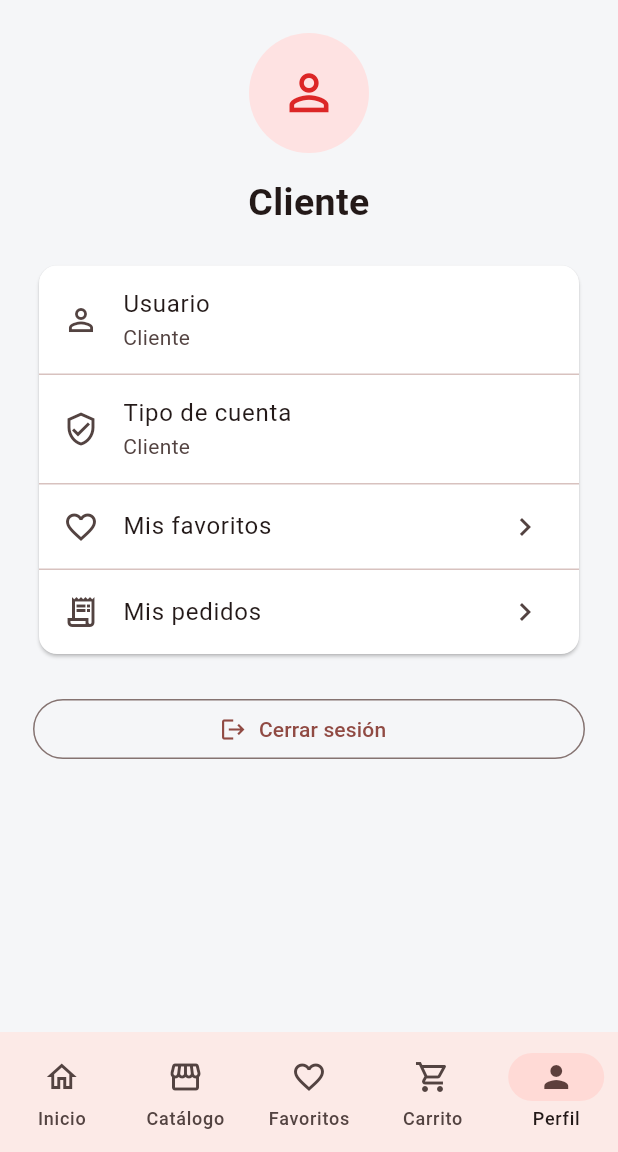
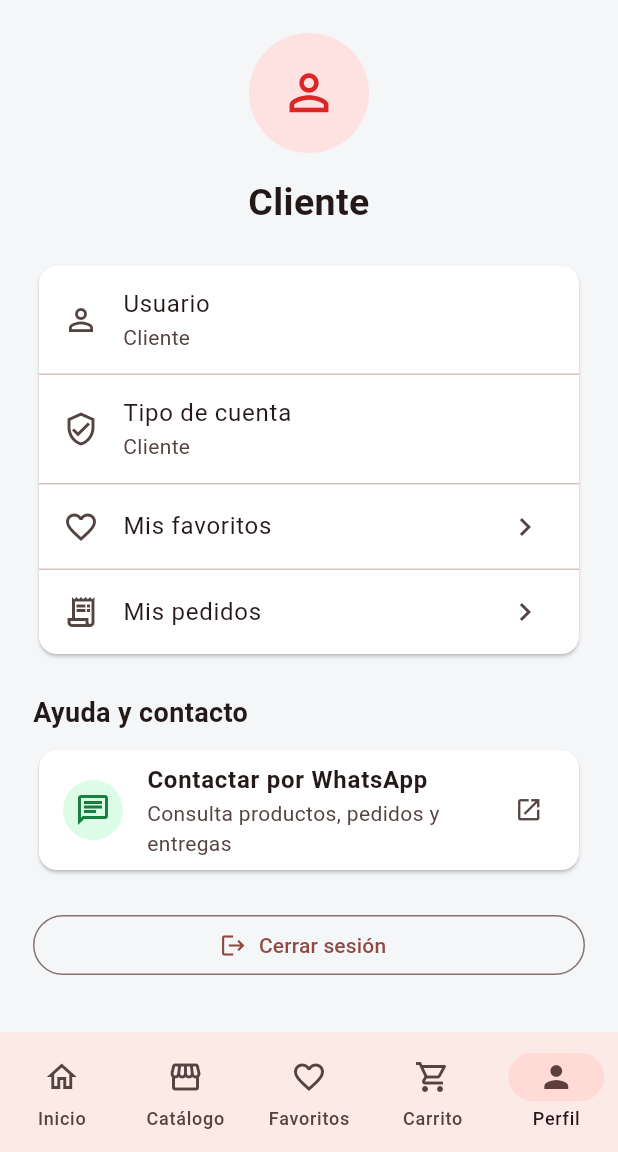
Before and after one commit to Andy751467/electrodomesticos, a Flutter app: the ClienteCatalogoPage screen opened directly with empty values, item 5 of the bottom bar chosen, on a phone screen of 412 x 824 dp, the part 84-1236 px from its top. Run offline on Flutter 3.47's test engine with Material 3 defaults, Android fonts, the phone set to English and light mode, and no system bars; our stand-ins replace shared_preferences; accounts and stored records are empty.

Commit message:
Agregar contacto de WhatsApp configurable en perfil de cliente

```diff
--- a/flutter_app/lib/registro_cuenta.dart
+++ b/flutter_app/lib/registro_cuenta.dart
@@ -3,6 +3,7 @@ import 'pedidos_page.dart';
 import 'dart:async';
 import 'package:flutter/material.dart';
 import 'package:http/http.dart' as http;
+import 'package:url_launcher/url_launcher.dart';
 
 class RegistroCuentaPage extends StatefulWidget {
   const RegistroCuentaPage({super.key, required this.baseUrl});
@@ -582,6 +583,25 @@ class _ClienteCatalogoPageState extends State<ClienteCatalogoPage> {
     ]);
   }
 
+  static const whatsappTienda = String.fromEnvironment('WHATSAPP_TIENDA');
+
+  Future<void> contactarWhatsApp() async {
+    final numero = whatsappTienda.trim();
+    if (!RegExp(r'^[1-9][0-9]{7,14}$').hasMatch(numero)) {
+      mensaje('La tienda todavía no configuró su número de WhatsApp.');
+      return;
+    }
+    final enlace = Uri.https('wa.me', '/$numero', {
+      'text': 'Hola, ElectroHogar. Quisiera realizar una consulta sobre sus productos.',
+    });
+    try {
+      final abierto = await launchUrl(enlace, mode: LaunchMode.externalApplication);
+      if (!abierto && mounted) mensaje('No se pudo abrir WhatsApp. Revisa tu conexión.');
+    } catch (_) {
+      if (mounted) mensaje('No se pudo abrir WhatsApp. Revisa tu conexión.');
+    }
+  }
+
   Widget perfil() {
     return ListView(padding: const EdgeInsets.all(22), children: [
       const CircleAvatar(radius: 40, backgroundColor: Color(0xFFFEE2E2), child: Icon(Icons.person_outline, size: 39, color: rojo)),
@@ -597,6 +617,24 @@ class _ClienteCatalogoPageState extends State<ClienteCatalogoPage> {
         const Divider(height: 1),
         ListTile(leading: const Icon(Icons.receipt_long_outlined), title: const Text('Mis pedidos'), onTap: abrirPedidos, trailing: const Icon(Icons.chevron_right)),
       ])),
+      const SizedBox(height: 22),
+      const Text('Ayuda y contacto',
+        style: TextStyle(fontSize: 18, fontWeight: FontWeight.bold)),
+      const SizedBox(height: 8),
+      Card(
+        color: Colors.white,
+        child: ListTile(
+          leading: const CircleAvatar(
+            backgroundColor: Color(0xFFDCFCE7),
+            child: Icon(Icons.chat_outlined, color: Color(0xFF15803D)),
+          ),
+          title: const Text('Contactar por WhatsApp',
+            style: TextStyle(fontWeight: FontWeight.w700)),
+          subtitle: const Text('Consulta productos, pedidos y entregas'),
+          trailing: const Icon(Icons.open_in_new, size: 19),
+          onTap: contactarWhatsApp,
+        ),
+      ),
       const SizedBox(height: 22),
       OutlinedButton.icon(onPressed: saliendo ? null : salir, icon: const Icon(Icons.logout), label: const Text('Cerrar sesión')),
     ]);
```
